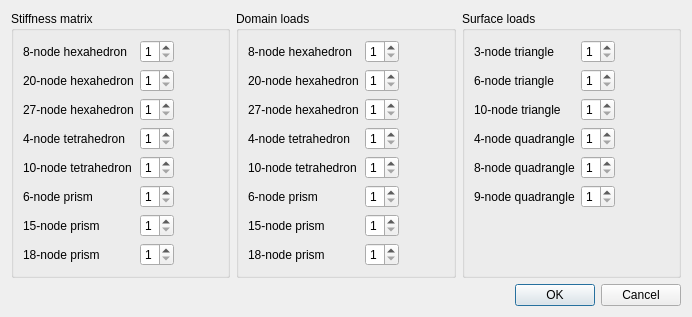
Above: gui/ui/QuadratureRulesOptionsDialog.ui from ruimaciel/femp before the change. Below: the same form after it.
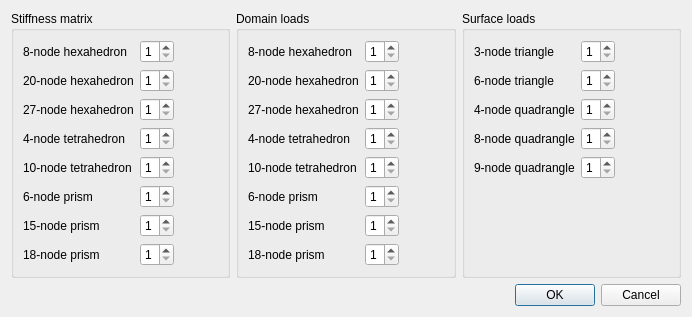
That is the form after the change.

Commit message: Removed support for Triangle10

The edit to the form file:
```diff
--- a/gui/ui/QuadratureRulesOptionsDialog.ui
+++ b/gui/ui/QuadratureRulesOptionsDialog.ui
@@ -370,14 +370,14 @@
           </property>
          </widget>
         </item>
-        <item row="5" column="0">
+        <item row="4" column="0">
          <widget class="QLabel" name="label_Su_quad4">
           <property name="text">
            <string>4-node quadrangle</string>
           </property>
          </widget>
         </item>
-        <item row="5" column="1">
+        <item row="4" column="1">
          <widget class="QSpinBox" name="spinBox_Su_quad4">
           <property name="minimum">
            <number>1</number>
@@ -387,14 +387,14 @@
           </property>
          </widget>
         </item>
-        <item row="6" column="0">
+        <item row="5" column="0">
          <widget class="QLabel" name="label_Su_quad8">
           <property name="text">
            <string>8-node quadrangle</string>
           </property>
          </widget>
         </item>
-        <item row="6" column="1">
+        <item row="5" column="1">
          <widget class="QSpinBox" name="spinBox_Su_quad8">
           <property name="minimum">
            <number>1</number>
@@ -404,14 +404,14 @@
           </property>
          </widget>
         </item>
-        <item row="7" column="0">
+        <item row="6" column="0">
          <widget class="QLabel" name="label_Su_quad9">
           <property name="text">
            <string>9-node quadrangle</string>
           </property>
          </widget>
         </item>
-        <item row="7" column="1">
+        <item row="6" column="1">
          <widget class="QSpinBox" name="spinBox_Su_quad9">
           <property name="minimum">
            <number>1</number>
@@ -421,23 +421,6 @@
           </property>
          </widget>
         </item>
-        <item row="4" column="1">
-         <widget class="QSpinBox" name="spinBox_Su_tri10">
-          <property name="minimum">
-           <number>1</number>
-          </property>
-          <property name="maximum">
-           <number>5</number>
-          </property>
-         </widget>
-        </item>
-        <item row="4" column="0">
-         <widget class="QLabel" name="label_Su_tri10">
-          <property name="text">
-           <string>10-node triangle</string>
-          </property>
-         </widget>
-        </item>
        </layout>
       </widget>
      </item>
```
The commit also changes 3 other files.
